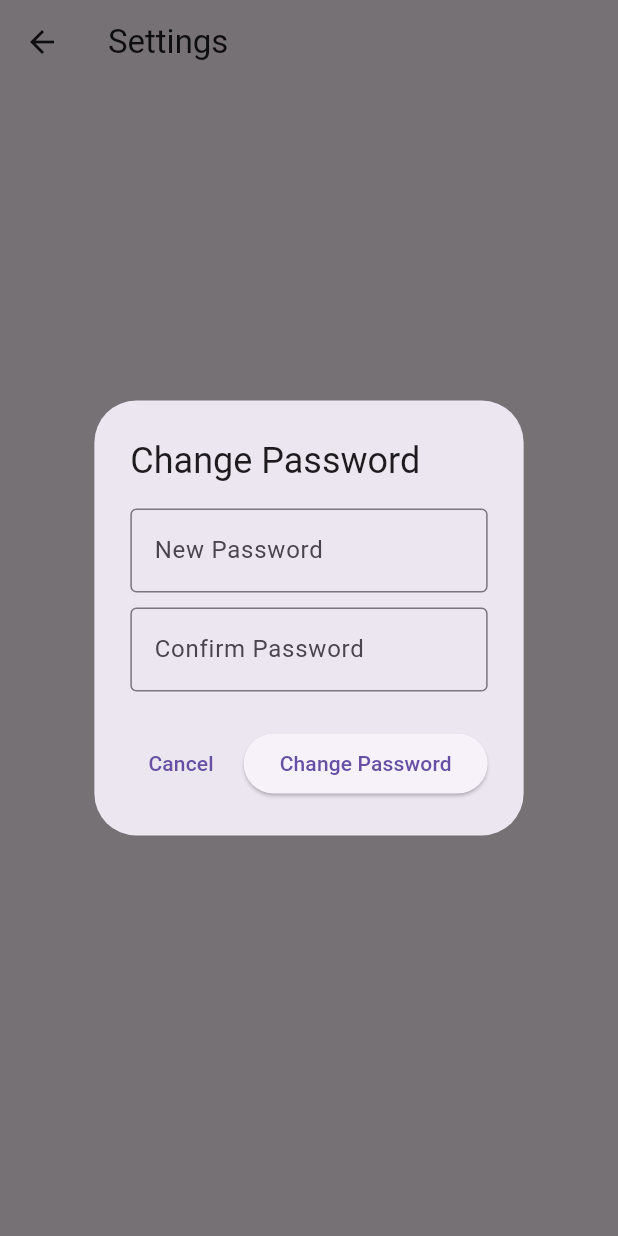
After one commit to kh4n9/hutech_event_flutter, a Flutter app: the SettingScreen screen opened directly, after a tap on "Change Password", on a phone screen of 412 x 824 dp. The commit adds this screen. Run offline on Flutter 3.47's test engine with Material 3 defaults, Android fonts, the light colour scheme and no system bars; our stand-ins replace cloud_firestore, file_picker, firebase_auth, firebase_core, google_sign_in; missing offline and left inert: excel; accounts and stored records are empty; network calls fail.

Commit message:
dang nhap gg doi mk

```diff
--- /dev/null
+++ b/lib/screens/admin/event/setting_screen.dart
@@ -0,0 +1,185 @@
+import 'package:flutter/material.dart';
+import 'package:firebase_auth/firebase_auth.dart';
+import 'package:cloud_firestore/cloud_firestore.dart';
+import 'package:google_sign_in/google_sign_in.dart';
+
+class SettingScreen extends StatefulWidget {
+  const SettingScreen({Key? key}) : super(key: key);
+
+  @override
+  _SettingScreenState createState() => _SettingScreenState();
+}
+
+class _SettingScreenState extends State<SettingScreen> {
+
+  final FirebaseAuth _auth = FirebaseAuth.instance;
+  String? linkedAccountEmail;
+
+  String? username;
+  String? email;
+  String? email1;
+
+  @override
+  void initState() {
+    super.initState();
+    _checkLinkedAccount();
+    _fetchUserInfo();
+
+  }
+
+  Future<void> _checkLinkedAccount() async {
+    User? user = _auth.currentUser;
+    if (user != null) {
+      for (UserInfo userInfo in user.providerData) {
+        if (userInfo.providerId == 'google.com') {
+          setState(() {
+            linkedAccountEmail = userInfo.email;
+          });
+          break;
+        }
+      }
+    }
+  }
+
+  Future<void> _fetchUserInfo() async {
+    User? user = _auth.currentUser;
+    if (user != null) {
+      try {
+        QuerySnapshot userQuery = await FirebaseFirestore.instance
+            .collection('users')
+            .where('email', isEqualTo: user.email)
+            .get();
+
+        if (userQuery.docs.isNotEmpty) {
+          DocumentSnapshot userDoc = userQuery.docs.first;
+          setState(() {
+            username = userDoc['username'];
+            email = userDoc['email'];
+            email1 = userDoc['email'];
+          });
+        } else {
+          _showSnackBar('User document does not exist');
+        }
+      } catch (e) {
+        _showSnackBar('Failed to fetch user info: $e');
+      }
+    } else {
+      _showSnackBar('No user is currently signed in');
+    }
+  }
+
+  void _showSnackBar(String message) {
+    ScaffoldMessenger.of(context).showSnackBar(
+      SnackBar(content: Text(message)),
+    );
+  }
+
+
+  Future<void> _showChangePasswordDialog() async {
+    TextEditingController newPasswordController = TextEditingController();
+    TextEditingController confirmPasswordController = TextEditingController();
+    String dialogError = '';
+
+    await showDialog(
+      context: context,
+      builder: (context) {
+        return AlertDialog(
+          title: Text('Change Password'),
+          content: Column(
+            mainAxisSize: MainAxisSize.min,
+            children: [
+              TextField(
+                controller: newPasswordController,
+                decoration: InputDecoration(
+                  labelText: 'New Password',
+                  border: OutlineInputBorder(),
+                ),
+                obscureText: true,
+              ),
+              SizedBox(height: 10),
+              TextField(
+                controller: confirmPasswordController,
+                decoration: InputDecoration(
+                  labelText: 'Confirm Password',
+                  border: OutlineInputBorder(),
+                ),
+                obscureText: true,
+              ),
+              if (dialogError.isNotEmpty)
+                Text(dialogError, style: TextStyle(color: Colors.red)),
+            ],
+          ),
+          actions: [
+            TextButton(
+              onPressed: () {
+                Navigator.of(context).pop();
+              },
+              child: Text('Cancel'),
+            ),
+            ElevatedButton(
+              onPressed: () async {
+                if (newPasswordController.text != confirmPasswordController.text) {
+                  setState(() {
+                    dialogError = 'Passwords do not match';
+                  });
+                  return;
+                }
+
+                try {
+                  User? user = _auth.currentUser;
+                  if (user != null) {
+                    await user.updatePassword(newPasswordController.text);
+                    _showSnackBar('Password changed successfully');
+                    Navigator.of(context).pop();
+                  } else {
+                    setState(() {
+                      dialogError = 'No user is currently signed in';
+                    });
+                  }
+                } catch (e) {
+                  setState(() {
+                    dialogError = 'Failed to change password: $e';
+                  });
+                }
+              },
+              child: Text('Change Password'),
+            ),
+          ],
+        );
+      },
+    );
+  }
+
+
+  @override
+  Widget build(BuildContext context) {
+    return Scaffold(
+      appBar: AppBar(
+        title: Text('Settings'),
+      ),
+      body: Center(
+        child: Column(
+          mainAxisAlignment: MainAxisAlignment.center,
+          children: [
+            if (username != null && email1 != null)
+              Column(
+                children: [
+                  Text('Username: $username'),
+                  Text('Email: $email1'),
+
+                ],
+              ),
+
+            if (linkedAccountEmail != null)
+              Text('Linked Google Account: $linkedAccountEmail'),
+            ElevatedButton(
+              onPressed: _showChangePasswordDialog,
+              child: Text('Change Password'),
+            ),
+
+          ],
+        ),
+      ),
+    );
+  }
+}
```
Also changed, not shown: lib/screens/auth/login_screen.dart (+66 -0 lines).
